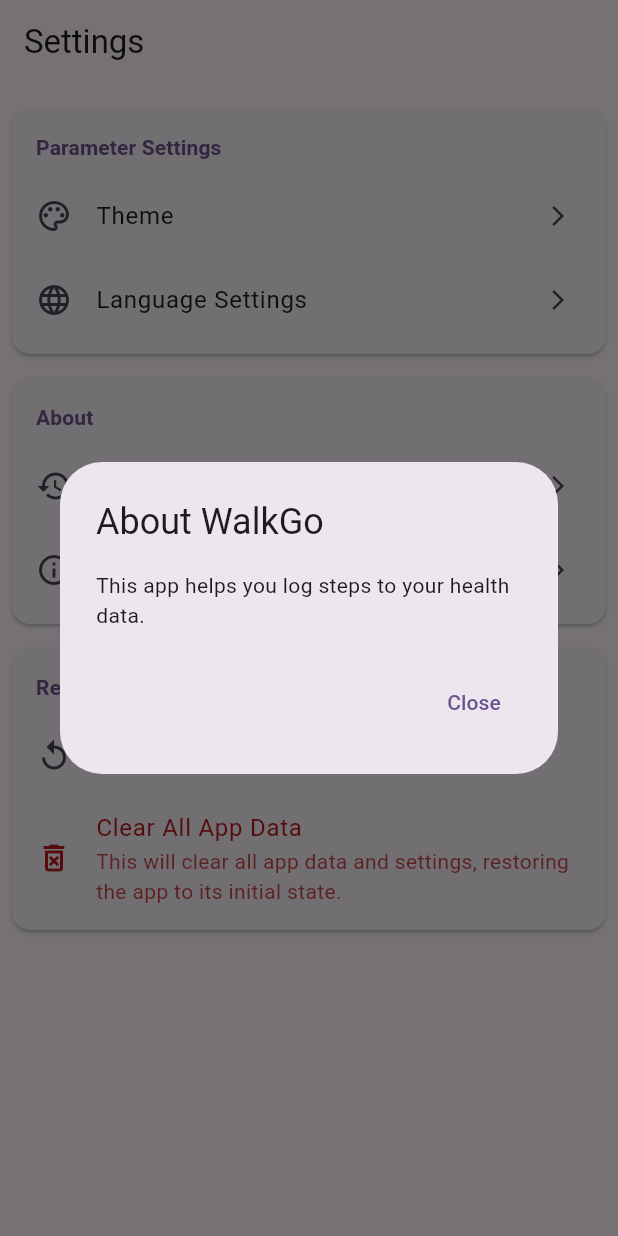
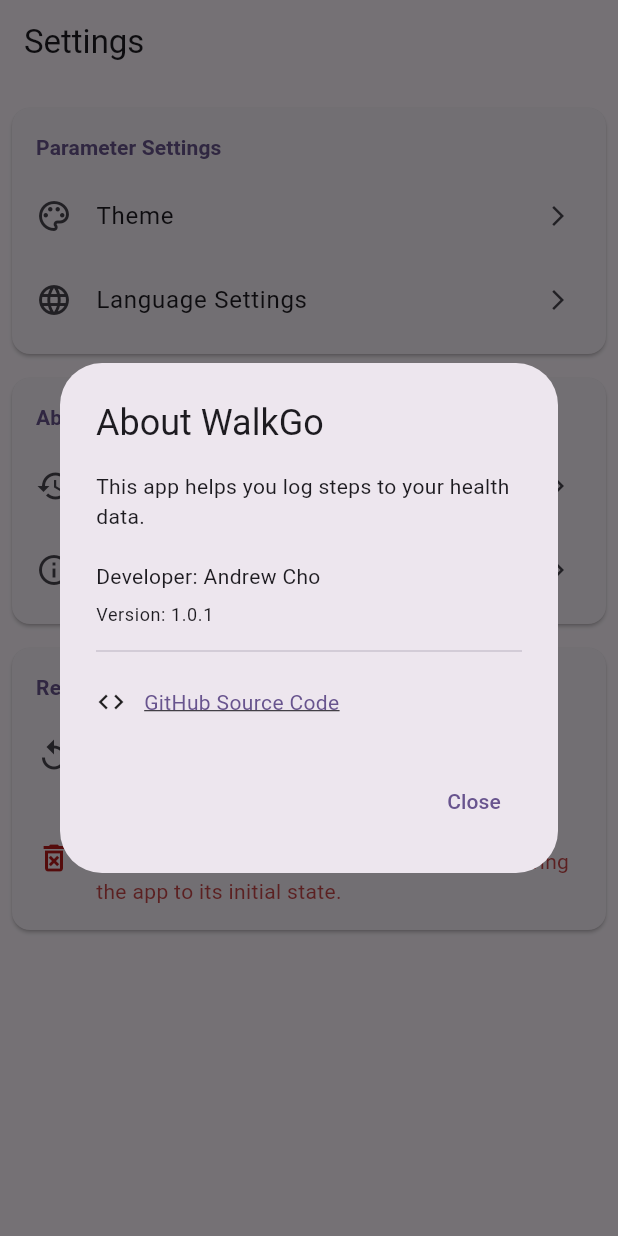
Before and after one commit to potatosserver/WalkGo, a Flutter app: the SettingsPage screen opened by its route, after a tap on "About WalkGo", on a phone screen of 412 x 824 dp. Run offline on Flutter 3.47's test engine with Material 3 defaults, Android fonts, the phone set to English and light mode, and no system bars; our stand-ins replace fluttertoast, go_router, group_radio_button, permission_handler, shared_preferences; missing offline and left inert: flutter_background_service, health; accounts and stored records are empty.

Commit message:
feat: Implement Health Connect integration, internationalization, and a new settings page with advanced options and data management.

```diff
--- a/lib/l10n/app_en.arb
+++ b/lib/l10n/app_en.arb
@@ -287,6 +287,7 @@
   "manual_write_initiated": "Manual write initiated.",
   "@manual_write_initiated": {},
   "manual_write_button_text": "Write Once",
+  "@manual_write_button_text": {},
   "manual_write_success_feedback": "Manually wrote {steps} steps",
   "@manual_write_success_feedback": {
     "placeholders": {
@@ -302,7 +303,9 @@
   "auto_mode_running_lock_warning": "Auto mode is running. Parameters cannot be modified.",
   "@auto_mode_running_lock_warning": {},
   "error_base_less_than_offset": "Base steps must be greater than random offset steps.",
+  "@error_base_less_than_offset": {},
   "error_threshold_too_low": "Auto-pause threshold must be greater than maximum single write (base + offset).",
+  "@error_threshold_too_low": {},
   "today_steps_total": "Today Total: {steps} steps",
   "@today_steps_total": {
     "placeholders": {
@@ -310,5 +313,17 @@
         "type": "String"
       }
     }
+  },
+  "developer_label": "Developer: Andrew Cho",
+  "@developer_label": {},
+  "github_source_code": "GitHub Source Code",
+  "@github_source_code": {},
+  "version_label": "Version: {version}",
+  "@version_label": {
+    "placeholders": {
+      "version": {
+        "type": "String"
+      }
+    }
   }
 }
--- a/lib/l10n/app_localizations.dart
+++ b/lib/l10n/app_localizations.dart
@@ -829,6 +829,24 @@
   /// In en, this message translates to:
   /// **'Today Total: {steps} steps'**
   String today_steps_total(String steps);
+
+  /// No description provided for @developer_label.
+  ///
+  /// In en, this message translates to:
+  /// **'Developer: Andrew Cho'**
+  String get developer_label;
+
+  /// No description provided for @github_source_code.
+  ///
+  /// In en, this message translates to:
+  /// **'GitHub Source Code'**
+  String get github_source_code;
+
+  /// No description provided for @version_label.
+  ///
+  /// In en, this message translates to:
+  /// **'Version: {version}'**
+  String version_label(String version);
 }
 
 class _AppLocalizationsDelegate
--- a/lib/l10n/app_localizations_en.dart
+++ b/lib/l10n/app_localizations_en.dart
@@ -417,4 +417,15 @@
   String today_steps_total(String steps) {
     return 'Today Total: $steps steps';
   }
+
+  @override
+  String get developer_label => 'Developer: Andrew Cho';
+
+  @override
+  String get github_source_code => 'GitHub Source Code';
+
+  @override
+  String version_label(String version) {
+    return 'Version: $version';
+  }
 }
--- a/lib/l10n/app_localizations_zh.dart
+++ b/lib/l10n/app_localizations_zh.dart
@@ -393,10 +393,21 @@
   String get error_base_less_than_offset => '基礎步數必須大於隨機偏移步數。';
 
   @override
-  String get error_threshold_too_low => '自動暫停閾值必須大於單次最大步數（基礎 + 偏移）。同步更新。';
+  String get error_threshold_too_low => '自動暫停閾值必須大於單次最大步數（基礎 + 偏移）。';
 
   @override
   String today_steps_total(String steps) {
     return '今日總計：$steps 步';
   }
+
+  @override
+  String get developer_label => '開發者：卓稟鈞(Andrew)';
+
+  @override
+  String get github_source_code => 'GitHub 原始碼';
+
+  @override
+  String version_label(String version) {
+    return '版本：$version';
+  }
 }
--- a/lib/l10n/app_zh.arb
+++ b/lib/l10n/app_zh.arb
@@ -180,6 +180,7 @@
     "notification_steps_written_title": "成功寫入步數",
     "manual_write_initiated": "手動寫入已啟動。",
     "manual_write_button_text": "手動寫入一次",
+    "@manual_write_button_text": {},
     "manual_write_success_feedback": "已手動寫入 {steps} 步",
     "@manual_write_success_feedback": {
         "placeholders": {
@@ -195,7 +196,9 @@
     "auto_mode_running_lock_warning": "自動模式運行中，無法修改參數。",
     "@auto_mode_running_lock_warning": {},
     "error_base_less_than_offset": "基礎步數必須大於隨機偏移步數。",
-    "error_threshold_too_low": "自動暫停閾值必須大於單次最大步數（基礎 + 偏移）。同步更新。",
+    "@error_base_less_than_offset": {},
+    "error_threshold_too_low": "自動暫停閾值必須大於單次最大步數（基礎 + 偏移）。",
+    "@error_threshold_too_low": {},
     "today_steps_total": "今日總計：{steps} 步",
     "@today_steps_total": {
         "placeholders": {
@@ -203,5 +206,17 @@
                 "type": "String"
             }
         }
+    },
+    "developer_label": "開發者：卓稟鈞(Andrew)",
+    "@developer_label": {},
+    "github_source_code": "GitHub 原始碼",
+    "@github_source_code": {},
+    "version_label": "版本：{version}",
+    "@version_label": {
+        "placeholders": {
+            "version": {
+                "type": "String"
+            }
+        }
     }
 }
--- a/lib/pages/settings_page.dart
+++ b/lib/pages/settings_page.dart
@@ -1,4 +1,5 @@
 import 'package:flutter/material.dart';
+import 'package:url_launcher/url_launcher.dart';
 import 'package:flutter_background_service/flutter_background_service.dart';
 import 'package:fluttertoast/fluttertoast.dart';
 import 'package:go_router/go_router.dart';
@@ -112,11 +113,52 @@
   }
 
   void _showAboutDialog(BuildContext context, AppLocalizations l10n) {
+    final theme = Theme.of(context);
     showDialog(
       context: context,
       builder: (context) => AlertDialog(
         title: Text(l10n.about_walkgo),
-        content: Text(l10n.about_walkgo_content),
+        content: Column(
+          mainAxisSize: MainAxisSize.min,
+          crossAxisAlignment: CrossAxisAlignment.start,
+          children: [
+            Text(l10n.about_walkgo_content),
+            const SizedBox(height: 20),
+            Text(l10n.developer_label),
+            const SizedBox(height: 8),
+            Text(l10n.version_label("1.0.1"), style: theme.textTheme.bodySmall),
+            const Divider(height: 32),
+            InkWell(
+              onTap: () async {
+                final url =
+                    Uri.parse('https://github.com/potatosserver/WalkGo');
+                if (await canLaunchUrl(url)) {
+                  await launchUrl(url, mode: LaunchMode.externalApplication);
+                } else {
+                  Fluttertoast.showToast(msg: 'Could not launch GitHub');
+                }
+              },
+              child: Padding(
+                padding: const EdgeInsets.symmetric(vertical: 8.0),
+                child: Row(
+                  children: [
+                    const Icon(Icons.code, size: 20),
+                    const SizedBox(width: 12),
+                    Expanded(
+                      child: Text(
+                        l10n.github_source_code,
+                        style: TextStyle(
+                          color: theme.colorScheme.primary,
+                          decoration: TextDecoration.underline,
+                        ),
+                      ),
+                    ),
+                  ],
+                ),
+              ),
+            ),
+          ],
+        ),
         actions: [
           TextButton(
               onPressed: () => Navigator.pop(context), child: Text(l10n.close)),
@@ -130,15 +172,15 @@
     showDialog(
       context: context,
       builder: (dialogContext) {
-        final logService = Provider.of<LogService>(dialogContext, listen: false);
+        final logService =
+            Provider.of<LogService>(dialogContext, listen: false);
         final navigator = Navigator.of(dialogContext);
         return AlertDialog(
           title: Text(l10n.clear_data_confirm_title),
           content: Text(l10n.clear_data_confirm_content),
           actions: [
             TextButton(
-                onPressed: () => navigator.pop(),
-                child: Text(l10n.cancel)),
+                onPressed: () => navigator.pop(), child: Text(l10n.cancel)),
             TextButton(
               onPressed: () async {
                 final prefs = await SharedPreferences.getInstance();
@@ -151,7 +193,8 @@
                 router.go('/');
               },
               child: Text(l10n.confirm,
-                  style: TextStyle(color: Theme.of(dialogContext).colorScheme.error)),
+                  style: TextStyle(
+                      color: Theme.of(dialogContext).colorScheme.error)),
             ),
           ],
         );
--- a/lib/services/health_service.dart
+++ b/lib/services/health_service.dart
@@ -22,7 +22,6 @@
         final bool authorized =
             await health.requestAuthorization([HealthDataType.STEPS]);
         if (!authorized) {
-          print('[HealthService] Read permission denied by user.');
           return 0;
         }
       }
@@ -30,12 +29,8 @@
       // Using getTotalStepsInInterval is more efficient and reliable for a summary
       final steps = await health.getTotalStepsInInterval(midnight, now);
 
-      // Debug log for troubleshooting
-      print('[HealthService] Fetched today steps: $steps');
-
       return steps ?? 0;
     } catch (e) {
-      print('[HealthService] Error fetching today steps: $e');
       ErrorLogService().addErrorLog(
           '[HealthService] Error fetching steps today', e.toString());
       return 0;
--- a/lib/viewmodels/home_page_viewmodel.dart
+++ b/lib/viewmodels/home_page_viewmodel.dart
@@ -70,7 +70,6 @@
   void didChangeAppLifecycleState(AppLifecycleState state) {
     // Trigger step refresh when returning to the app
     if (state == AppLifecycleState.resumed) {
-      print('[HomePageViewModel] App resumed, refreshing today steps...');
       refreshTodaySteps();
     }
   }
--- a/pubspec.yaml
+++ b/pubspec.yaml
@@ -1,7 +1,7 @@
 name: walkgo
 description: "A new Flutter project."
 publish_to: 'none'
-version: 1.0.0+1
+version: 1.0.1+1
 
 environment:
   sdk: '>=3.5.0-188.0.dev <4.0.0'
@@ -23,6 +23,7 @@
   go_router: ^17.0.1
   fluttertoast: ^9.0.0
   group_radio_button: ^1.3.0
+  url_launcher: ^6.3.1
 
 dev_dependencies:
   flutter_test:
```
Also changed, not shown: pubspec.lock, 2 other files.
